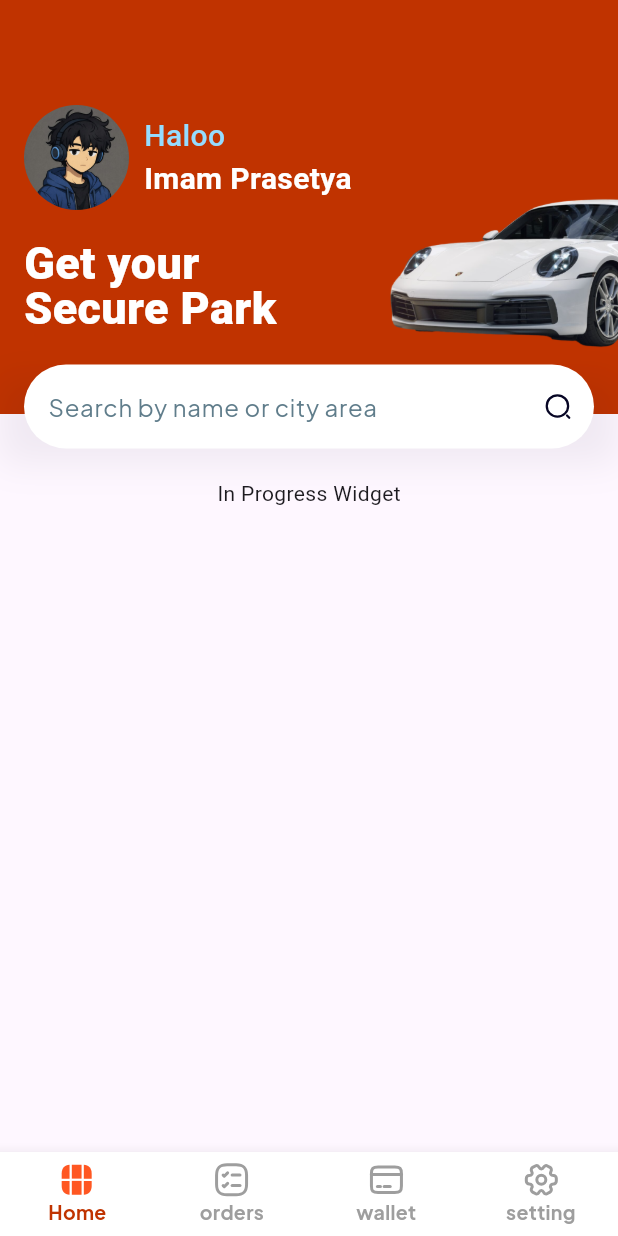
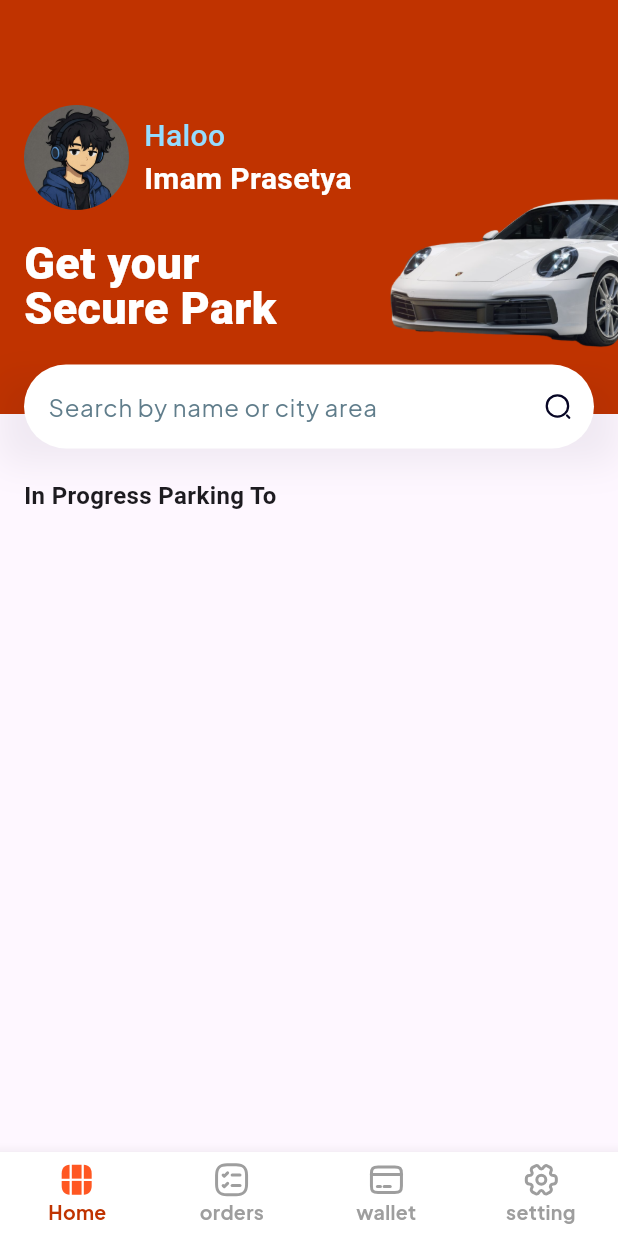
Before and after one commit to imamprasetya/parkcar, a Flutter app: the screen it shows after launch, on a phone screen of 412 x 824 dp. Run offline on Flutter 3.47's test engine with Material 3 defaults, Android fonts, the phone set to English and light mode, and no system bars; our stand-ins replace flutter_svg, google_fonts.

Commit message:
container

```diff
--- a/analysis_options.yaml
+++ b/analysis_options.yaml
@@ -24,7 +24,7 @@ linter:
     # avoid_print: false  # Uncomment to disable the `avoid_print` rule
     # prefer_single_quotes: true  # Uncomment to enable the `prefer_single_quotes` rule
 formatter:
-  page_width: 70
+  page_width: 50
 
 # Additional information about this file can be found at
 # https://dart.dev/guides/language/analysis-options
--- /dev/null
+++ b/lib/widgets/container_widget.dart
@@ -0,0 +1,29 @@
+import 'package:flutter/material.dart';
+
+class ContainerWidget extends StatelessWidget {
+  const ContainerWidget({super.key});
+
+  @override
+  Widget build(BuildContext context) {
+    return Column(children: [header()]);
+  }
+
+  Widget header() {
+    return Container(
+      padding: EdgeInsets.symmetric(
+        horizontal: 16,
+      ),
+      child: Row(
+        children: [
+          Text(
+            "In Progress Parking To",
+            style: TextStyle(
+              fontWeight: FontWeight.bold,
+              fontSize: 16,
+            ),
+          ),
+        ],
+      ),
+    );
+  }
+}
--- a/lib/widgets/inprogres.dart
+++ b/lib/widgets/inprogres.dart
@@ -1,10 +1,11 @@
 import 'package:flutter/material.dart';
+import 'package:parkcar/widgets/container_widget.dart';
 
 class InProgresWidget extends StatelessWidget {
   const InProgresWidget({super.key});
 
   @override
   Widget build(BuildContext context) {
-    return const Text("In Progress Widget");
+    return ContainerWidget();
   }
 }
```
